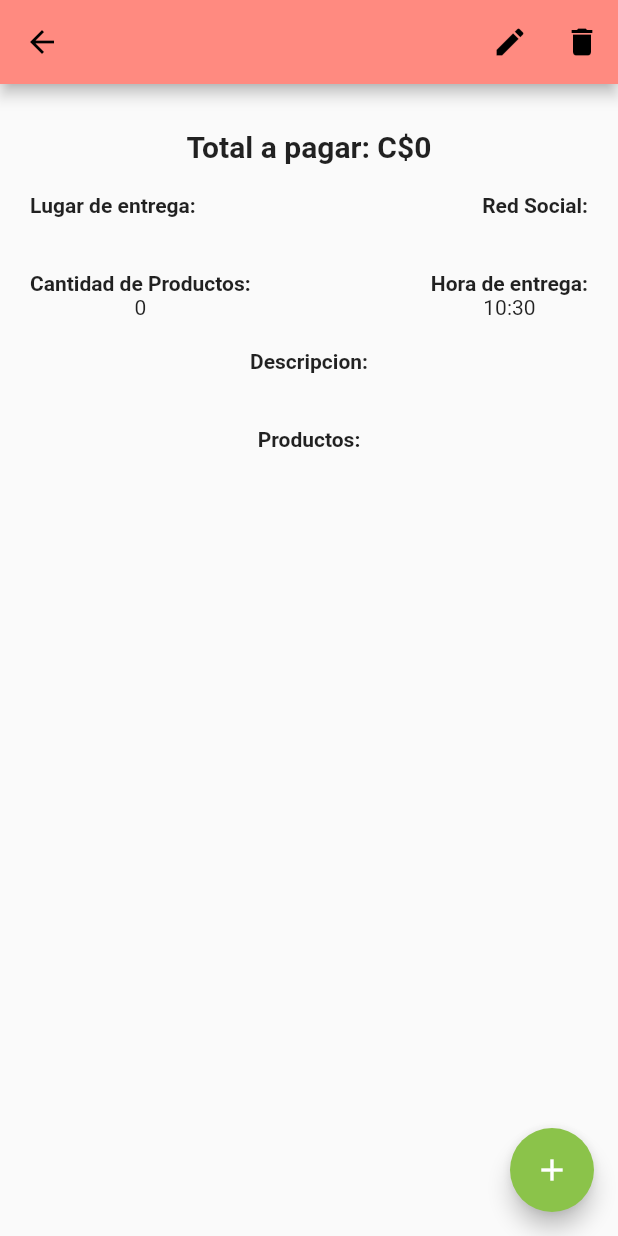
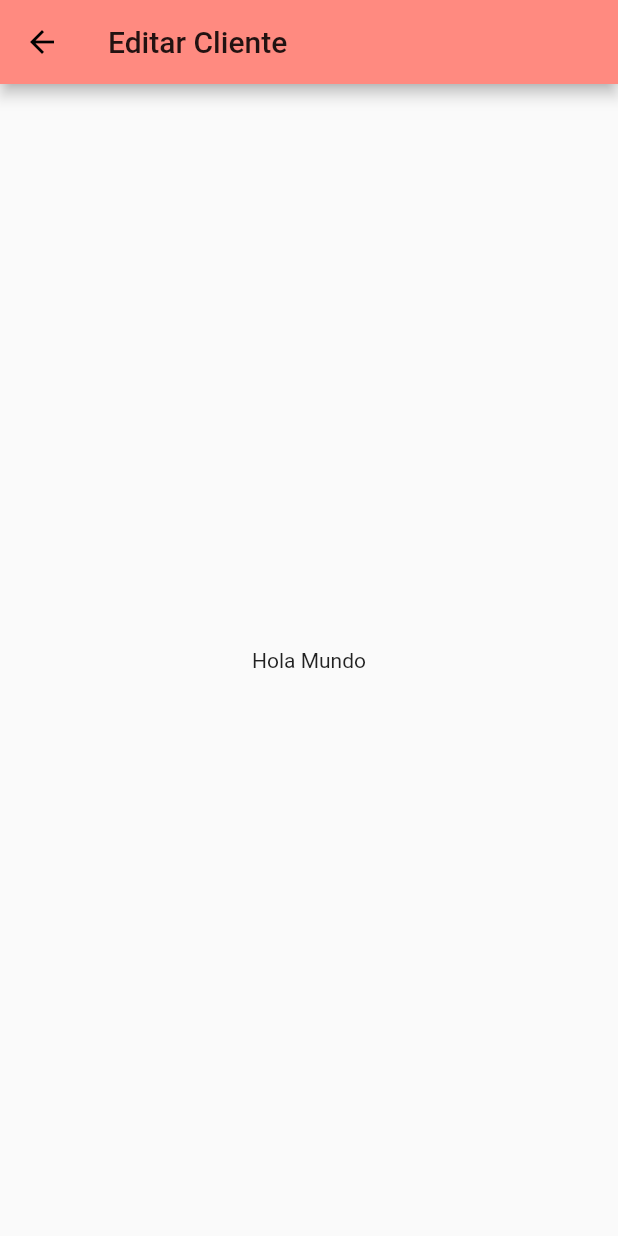
Before and after one commit to edycarreyes99/Cochito-Creativity, a Flutter app: the DetallesComprasPage screen opened directly with empty values, after a tap on the "edit" icon, on a phone screen of 412 x 824 dp. Run offline on Flutter 3.47's test engine with Material 2 defaults, Android fonts, the phone set to English and light mode, and no system bars; our stand-ins replace cached_network_image, cloud_firestore, firebase_analytics, firebase_crashlytics, firebase_messaging, firebase_storage and 2 more; missing offline and left inert: firebase_performance; accounts and stored records are empty.

Commit message:
se crean los archivos necesarios para la edicion de los datos de un cliente

```diff
--- a/lib/pages/detalles-compras.dart
+++ b/lib/pages/detalles-compras.dart
@@ -1,4 +1,3 @@
-import 'package:cached_network_image/cached_network_image.dart';
 import 'package:flutter/material.dart';
 import 'package:flutter/cupertino.dart';
 import 'package:flutter/widgets.dart';
@@ -6,7 +5,8 @@ import '../classes/Detalle-Pedido.dart';
 import 'package:cloud_firestore/cloud_firestore.dart';
 import '../classes/Producto.dart';
 import 'dart:async';
-import '../classes/Detalle-Pedido.dart';
+import 'dart:io' show Platform;
+import 'editar-cliente.dart';
 import 'dart:io' show Platform;
 
 class DetallesComprasPage extends StatefulWidget {
@@ -185,7 +185,17 @@ class _DetallesComprasPageState extends State<DetallesComprasPage> {
         actions: <Widget>[
           IconButton(
             icon: Icon(Icons.edit),
-            onPressed: () => null,
+            onPressed: () {
+              Navigator.push(
+                context,
+                Platform.isAndroid
+                    ? MaterialPageRoute(
+                        builder: (context) => EditarClientePage(),
+                      )
+                    : CupertinoPageRoute(
+                        builder: (context) => EditarClientePage()),
+              );
+            },
           ),
           IconButton(
             icon: Icon(Icons.delete),
--- a/lib/pages/editar-cliente.dart
+++ b/lib/pages/editar-cliente.dart
@@ -0,0 +1,21 @@
+import 'package:flutter/material.dart';
+import 'package:flutter/cupertino.dart';
+
+class EditarClientePage extends StatefulWidget {
+  @override
+  _EditarClientePageState createState() => _EditarClientePageState();
+}
+
+class _EditarClientePageState extends State<EditarClientePage> {
+  @override
+  Widget build(BuildContext context) {
+    return Scaffold(
+      appBar: AppBar(
+        title: Text('Editar Cliente'),
+      ),
+      body: Center(
+        child: Text('Hola Mundo'),
+      ),
+    );
+  }
+}
```
